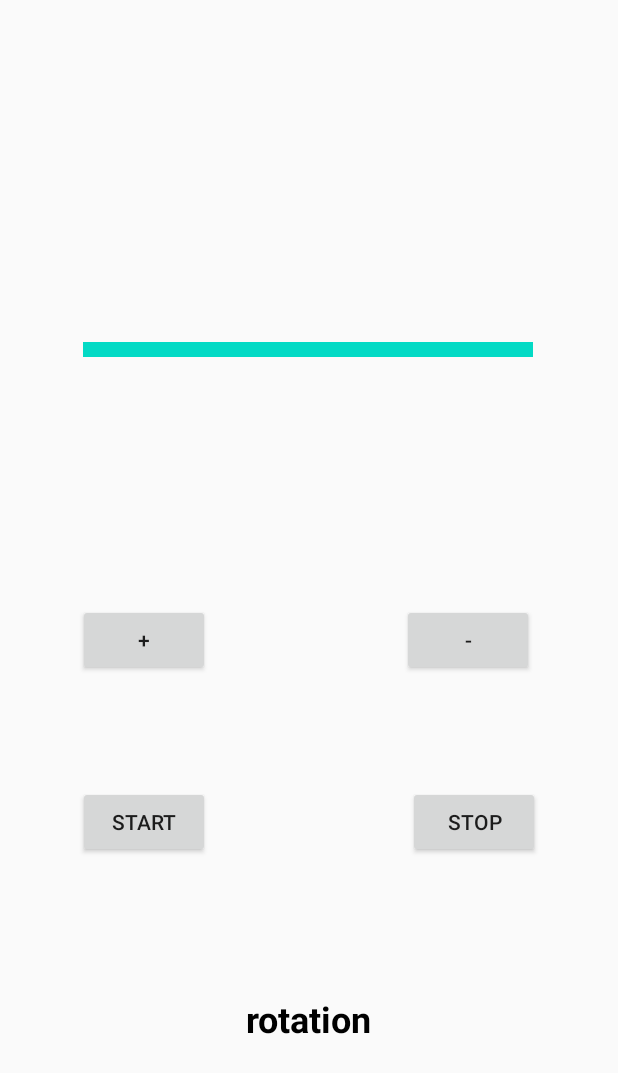
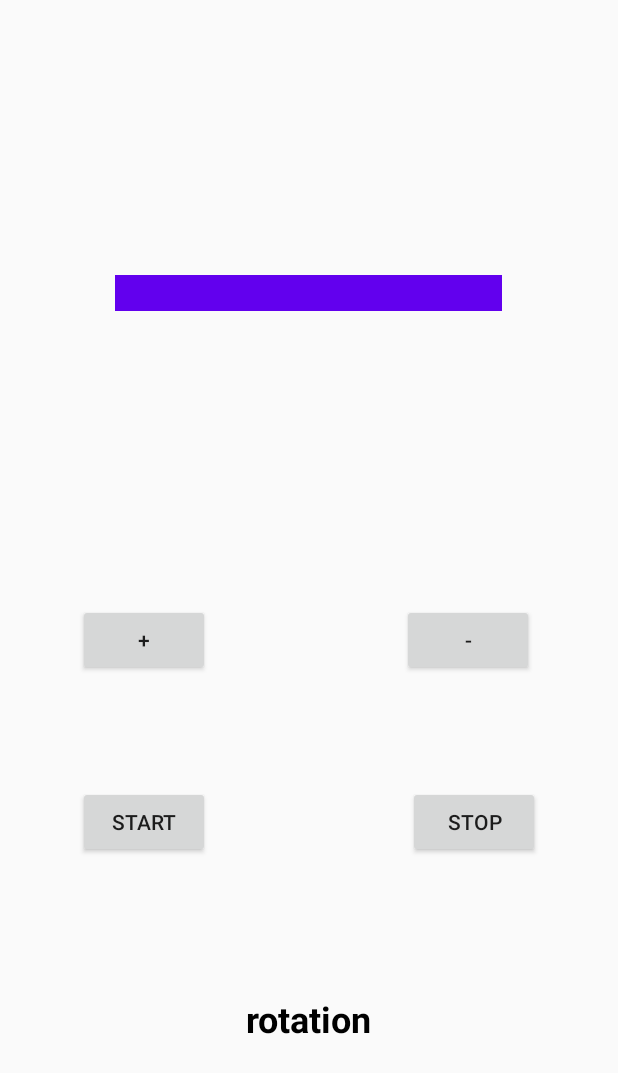
Before and after one commit to Sigerus/DiplomTany, an Android app: the layout mainscreen.xml on its own in the app's theme, with its tools: preview values and no code run, on a phone screen of 412 x 824 dp. Shown: the top 1073 px of the screen. Run offline under Robolectric (Android 15) with nearby library versions, the phone set to English and light mode, and no system bars.

Commit message:
0.981 (запись в файл) + углы эйлера + магнитометр + гироскоп + акселерометр

```diff
--- a/app/src/main/res/layout/mainscreen.xml
+++ b/app/src/main/res/layout/mainscreen.xml
@@ -1,7 +1,7 @@
 <?xml version="1.0" encoding="utf-8"?>
-<androidx.constraintlayout.widget.ConstraintLayout xmlns:android="http://schemas.android.com/apk/res/android"
+<androidx.constraintlayout.widget.ConstraintLayout
+    xmlns:android="http://schemas.android.com/apk/res/android"
     xmlns:app="http://schemas.android.com/apk/res-auto"
-    xmlns:tools="http://schemas.android.com/tools"
     android:layout_width="match_parent"
     android:layout_height="match_parent">
 
@@ -15,18 +15,6 @@
         android:text="Start"
         app:layout_constraintBottom_toBottomOf="parent"
         app:layout_constraintStart_toStartOf="parent" />
-
-    <ImageView
-        android:id="@+id/im"
-        android:layout_width="300dp"
-        android:layout_height="10dp"
-        app:layout_constraintBottom_toTopOf="@+id/tv"
-        app:layout_constraintEnd_toEndOf="parent"
-        app:layout_constraintHorizontal_bias="0.495"
-        app:layout_constraintStart_toStartOf="parent"
-        app:layout_constraintTop_toTopOf="parent"
-        app:layout_constraintVertical_bias="0.349"
-        app:srcCompat="@color/colorAccent" />
 
     <TextView
         android:id="@+id/tv"
@@ -87,4 +75,17 @@
         app:layout_constraintTop_toTopOf="parent"
         app:layout_constraintVertical_bias="0.519" />
 
+    <ImageView
+        android:id="@+id/iv"
+        android:layout_width="258dp"
+        android:layout_height="24dp"
+        app:layout_constraintBottom_toTopOf="@+id/tv"
+        app:layout_constraintEnd_toEndOf="parent"
+        app:layout_constraintHorizontal_bias="0.498"
+        app:layout_constraintStart_toStartOf="parent"
+        app:layout_constraintTop_toTopOf="parent"
+        app:layout_constraintVertical_bias="0.287"
+        app:srcCompat="@color/colorPrimary"
+        android:contentDescription="TODO" />
+
 </androidx.constraintlayout.widget.ConstraintLayout>
```
Also changed, not shown: app/src/main/java/com/example/axelerometr/MainActivity.java (+27 -12 lines).
